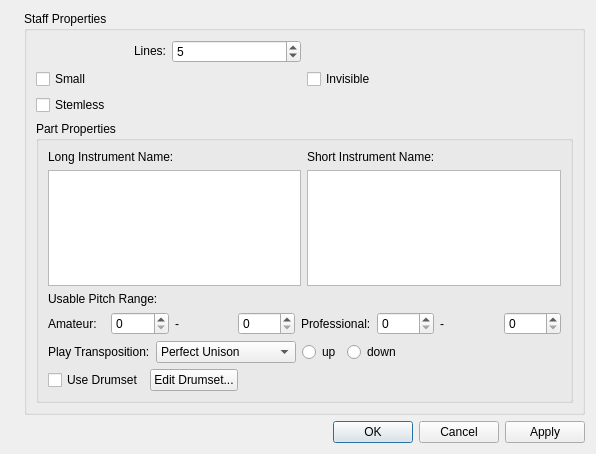
musescore/musescore-old, file mscore/mscore/editstaff.ui: the form before one commit.
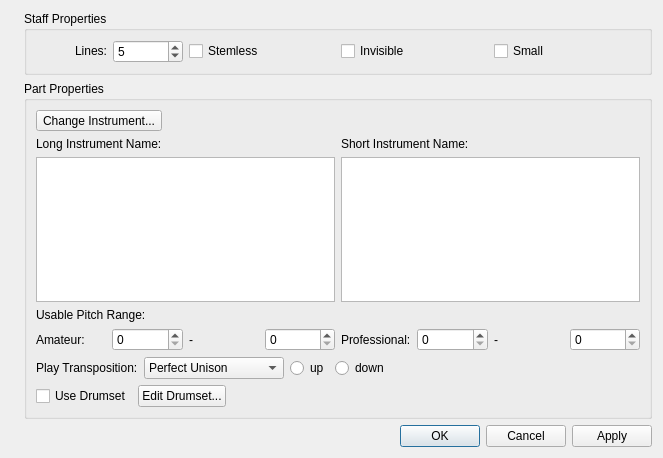
The form after the commit. Icons and pictures are not drawn.

```diff
--- a/mscore/mscore/editstaff.ui
+++ b/mscore/mscore/editstaff.ui
@@ -6,8 +6,8 @@
    <rect>
     <x>0</x>
     <y>0</y>
-    <width>596</width>
-    <height>454</height>
+    <width>663</width>
+    <height>458</height>
    </rect>
   </property>
   <property name="minimumSize">
@@ -19,13 +19,11 @@
   <property name="windowTitle">
    <string>MuseScore: Edit Staff/Part Properties</string>
   </property>
-  <layout class="QVBoxLayout" name="verticalLayout_2">
-   <item>
     <layout class="QHBoxLayout" name="horizontalLayout">
      <item>
       <widget class="QLabel" name="label_5">
        <property name="sizePolicy">
-        <sizepolicy hsizetype="Fixed" vsizetype="Ignored">
+      <sizepolicy hsizetype="Fixed" vsizetype="Expanding">
          <horstretch>0</horstretch>
          <verstretch>0</verstretch>
         </sizepolicy>
@@ -39,7 +37,7 @@
       </widget>
      </item>
      <item>
-      <layout class="QVBoxLayout" name="verticalLayout">
+    <layout class="QVBoxLayout" name="verticalLayout_2">
        <item>
         <widget class="QGroupBox" name="groupBox">
          <property name="minimumSize">
@@ -97,34 +95,37 @@
             </item>
            </layout>
           </item>
-          <item row="1" column="0">
-           <widget class="QCheckBox" name="small">
-            <property name="sizePolicy">
-             <sizepolicy hsizetype="Minimum" vsizetype="Fixed">
-              <horstretch>0</horstretch>
-              <verstretch>0</verstretch>
-             </sizepolicy>
-            </property>
-            <property name="text">
-             <string>Small</string>
-            </property>
-           </widget>
-          </item>
-          <item row="1" column="1">
-           <widget class="QCheckBox" name="invisible">
-            <property name="text">
-             <string>Invisible</string>
-            </property>
-           </widget>
-          </item>
-          <item row="2" column="0">
+        <item row="0" column="1">
            <widget class="QCheckBox" name="slashStyle">
             <property name="text">
              <string>Stemless</string>
             </property>
            </widget>
           </item>
-          <item row="3" column="0" colspan="2">
+        <item row="0" column="2">
+         <widget class="QCheckBox" name="invisible">
+          <property name="text">
+           <string>Invisible</string>
+          </property>
+         </widget>
+        </item>
+        <item row="0" column="3">
+         <widget class="QCheckBox" name="small">
+          <property name="sizePolicy">
+           <sizepolicy hsizetype="Minimum" vsizetype="Fixed">
+            <horstretch>0</horstretch>
+            <verstretch>0</verstretch>
+           </sizepolicy>
+          </property>
+          <property name="text">
+           <string>Small</string>
+          </property>
+         </widget>
+        </item>
+       </layout>
+      </widget>
+     </item>
+     <item>
            <widget class="QGroupBox" name="groupBox_2">
             <property name="title">
              <string>Part Properties</string>
@@ -132,7 +133,14 @@
             <property name="flat">
              <bool>true</bool>
             </property>
-            <layout class="QVBoxLayout" name="verticalLayout_3">
+       <layout class="QVBoxLayout" name="verticalLayout">
+        <item>
+         <widget class="QToolButton" name="changeInstrument">
+          <property name="text">
+           <string>Change Instrument...</string>
+          </property>
+         </widget>
+        </item>
              <item>
               <layout class="QGridLayout" name="gridLayout">
                <item row="0" column="0">
@@ -462,9 +470,6 @@
             </layout>
            </widget>
           </item>
-         </layout>
-        </widget>
-       </item>
        <item>
         <widget class="QDialogButtonBox" name="buttonBox">
          <property name="orientation">
@@ -478,8 +483,6 @@
       </layout>
      </item>
     </layout>
-   </item>
-  </layout>
  </widget>
  <tabstops>
   <tabstop>lines</tabstop>
```
Left out of the diff: 5 changed lines with no effect on the pictures. Lines whose indentation alone changed are shown as unchanged.
